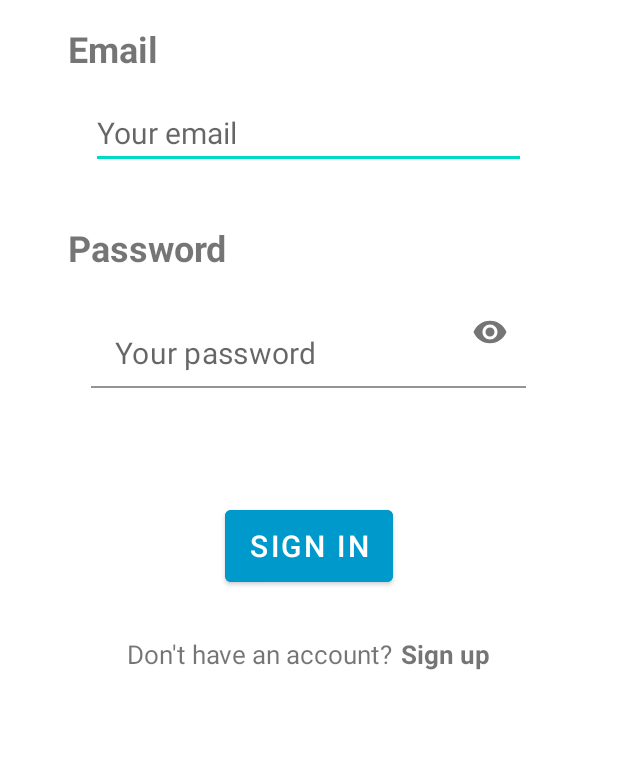
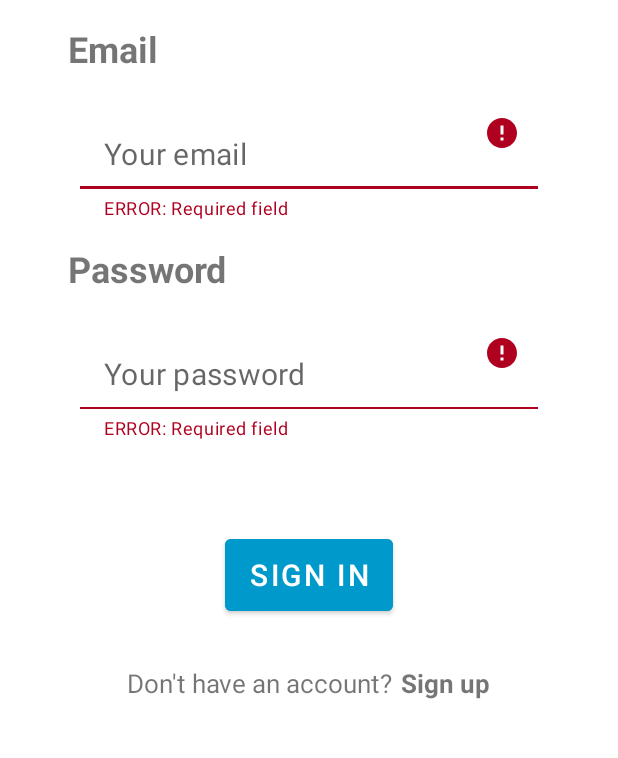
Before and after one commit to danimr99/LaSalle_GTAS2_Android_OpenEvents, an Android app: the screen it shows after launch (LoginActivity), after a tap on "SIGN IN", on a phone screen of 412 x 824 dp, the part 210-968 px from its top. Run offline under Robolectric (Android 15) with nearby library versions, the phone set to English and light mode, and no system bars.

Commit message:
Login improved

```diff
--- a/app/src/main/java/com/openevents/controller/LoginActivity.java
+++ b/app/src/main/java/com/openevents/controller/LoginActivity.java
@@ -3,19 +3,29 @@ package com.openevents.controller;
 import android.content.Intent;
 import android.os.Bundle;
 import android.widget.Button;
-import android.widget.EditText;
 import android.widget.TextView;
 
 import androidx.appcompat.app.AppCompatActivity;
 
+import com.google.android.material.textfield.TextInputEditText;
+import com.google.android.material.textfield.TextInputLayout;
 import com.openevents.R;
 import com.openevents.api.APIManager;
+import com.openevents.api.responses.AuthToken;
+import com.openevents.constants.Constants;
 import com.openevents.model.UserSession;
+import com.openevents.utils.SharedPrefs;
 import com.openevents.utils.ToastNotification;
 
+import retrofit2.Call;
+import retrofit2.Callback;
+import retrofit2.Response;
+
 public class LoginActivity extends AppCompatActivity {
-    private EditText email;
-    private EditText password;
+    private TextInputLayout emailLayout;
+    private TextInputEditText email;
+    private TextInputLayout passwordLayout;
+    private TextInputEditText password;
     private Button signInButton;
     private TextView signUpTextView;
     private APIManager apiManager;
@@ -25,37 +35,101 @@ public class LoginActivity extends AppCompatActivity {
         super.onCreate(savedInstanceState);
         setContentView(R.layout.activity_login);
 
-        // Email EditText
+        // Create an instance of APIManager
+        this.apiManager = APIManager.getInstance();
+
+        // Email input
+        this.emailLayout = findViewById(R.id.emailInputLayout);
         this.email = findViewById(R.id.emailInput);
 
-        // Password EditText
+        // Password input
+        this.passwordLayout = findViewById(R.id.passwordInputLayout);
         this.password = findViewById(R.id.passwordInput);
 
-        // SignInButton
+        // Sign in button
         this.signInButton = findViewById(R.id.signInButton);
         this.signInButton.setOnClickListener(view -> this.attemptSignIn());
 
-        // SignUpTextView
+        // Sign up textview to navigate to RegisterActivity
         this.signUpTextView = findViewById(R.id.signUpText);
         this.signUpTextView.setOnClickListener(view -> {
             Intent intent = new Intent(LoginActivity.this, RegisterActivity.class);
             startActivity(intent);
         });
+    }
 
-        // Create an instance of APIManager
-        this.apiManager = APIManager.getInstance();
+    private boolean checkEmail(String email) {
+        if(email.isEmpty()) {
+            this.emailLayout.setError(this.getText(R.string.requiredFieldError));
+            return false;
+        }
+
+        return true;
+    }
+
+    private boolean checkPassword(String password) {
+        if(password.isEmpty()) {
+            this.passwordLayout.setError(this.getText(R.string.requiredFieldError));
+            return false;
+        }
+
+        return true;
+    }
+
+    private boolean isFormValid(String email, String password) {
+        boolean isEmailValid, isPasswordValid;
+
+        // Reset error on each field in case exists
+        this.emailLayout.setError(null);
+        this.passwordLayout.setError(null);
+
+        // Check if email is valid
+        isEmailValid = this.checkEmail(email);
+
+        // Check if password is valid
+        isPasswordValid = this.checkPassword(password);
+
+        return isEmailValid && isPasswordValid;
     }
 
     private void attemptSignIn() {
+        // Get text from form fields
         String email = this.email.getText().toString();
         String password = this.password.getText().toString();
         UserSession userSession = new UserSession(email, password);
 
-        if(email.isEmpty() || password.isEmpty()) {
-            ToastNotification.showNotification(getApplicationContext(), R.string.formNotFilledError);
-        } else {
+        // Check if all fields are filled and well formed
+        if(this.isFormValid(email, password)) {
             // Attempt login to the API
-            this.apiManager.login(this, userSession);
+            this.apiManager.login(userSession, new Callback<AuthToken>() {
+                @Override
+                public void onResponse(Call<AuthToken> call, Response<AuthToken> response) {
+                    if(response.body() != null) {
+                        if(response.isSuccessful()) {
+                            // Get response body parsing it to AuthToken
+                            AuthToken authToken = response.body();
+
+                            // Save AuthToken to SharedPreferences
+                            SharedPrefs sharedPrefs = SharedPrefs.getInstance(getApplicationContext());
+                            sharedPrefs.addStringEntry(Constants.AUTHENTICATION_TOKEN_SHARED_PREFERENCES,
+                                    authToken.getAccessToken());
+
+                            // Redirect user to HomeActivity
+                            Intent intent = new Intent(LoginActivity.this, MainActivity.class);
+                            startActivity(intent);
+                            finish();
+                        }
+                    } else {
+                        ToastNotification.showNotification(getApplicationContext(),
+                                R.string.invalidCredentialsError);
+                    }
+                }
+
+                @Override
+                public void onFailure(Call<AuthToken> call, Throwable t) {
+                    ToastNotification.showServerConnectionError(getApplicationContext());
+                }
+            });
         }
     }
 }
--- a/app/src/main/res/layout/activity_login.xml
+++ b/app/src/main/res/layout/activity_login.xml
@@ -1,67 +1,79 @@
 <?xml version="1.0" encoding="utf-8"?>
 <LinearLayout xmlns:android="http://schemas.android.com/apk/res/android"
+    xmlns:app="http://schemas.android.com/apk/res-auto"
     android:layout_width="match_parent"
     android:layout_height="match_parent"
-    xmlns:app="http://schemas.android.com/apk/res-auto"
     android:orientation="vertical">
 
     <ImageView
         android:id="@+id/logo"
         android:layout_width="280dp"
         android:layout_height="140dp"
-            android:src="@drawable/open_events_logo"
         android:layout_gravity="center_horizontal"
-            android:contentDescription="@string/openEventsLogoDescription" />
+        android:contentDescription="@string/openEventsLogoDescription"
+        android:src="@drawable/open_events_logo" />
 
     <TextView
         android:id="@+id/emailTitle"
         android:layout_width="wrap_content"
         android:layout_height="wrap_content"
+        android:layout_marginStart="45dp"
         android:layout_marginTop="16dp"
         android:layout_marginBottom="16dp"
         android:text="@string/emailTitleLogin"
         android:textSize="24sp"
-            android:textStyle="bold"
-            android:layout_marginStart="45dp" />
-        <EditText
-            android:id="@+id/emailInput"
-            android:layout_width="290dp"
+        android:textStyle="bold" />
+
+    <com.google.android.material.textfield.TextInputLayout
+        android:id="@+id/emailInputLayout"
+        android:layout_width="305dp"
         android:layout_height="wrap_content"
         android:layout_gravity="center_horizontal"
+        app:boxBackgroundColor="@android:color/transparent"
+        app:errorEnabled="true"
+        app:hintEnabled="false">
+
+        <com.google.android.material.textfield.TextInputEditText
+            android:id="@+id/emailInput"
+            android:layout_width="305dp"
+            android:layout_height="wrap_content"
+            android:layout_gravity="center_horizontal"
+            android:autofillHints=""
             android:hint="@string/emailHintLogin"
-            android:textSize="20sp"
-            android:layout_marginBottom="20dp"
-            android:autofillHints=""
-            android:inputType="textEmailAddress" />
+            android:inputType="textEmailAddress"
+            android:textSize="20sp" />
+    </com.google.android.material.textfield.TextInputLayout>
+
     <TextView
         android:id="@+id/passwordTitle"
         android:layout_width="wrap_content"
         android:layout_height="wrap_content"
+        android:layout_marginStart="45dp"
         android:layout_marginTop="16dp"
         android:layout_marginBottom="16dp"
         android:text="@string/passwordTitleLogin"
         android:textSize="24sp"
-            android:textStyle="bold"
-            android:layout_marginStart="45dp"/>
+        android:textStyle="bold" />
 
     <com.google.android.material.textfield.TextInputLayout
+        android:id="@+id/passwordInputLayout"
         android:layout_width="305dp"
         android:layout_height="wrap_content"
         android:layout_gravity="center_horizontal"
-        android:layout_marginBottom="15dp"
-        app:passwordToggleEnabled="true"
         app:boxBackgroundColor="@android:color/transparent"
-        app:hintEnabled="false">
+        app:errorEnabled="true"
+        app:hintEnabled="false"
+        app:passwordToggleEnabled="true">
 
-        <EditText
+        <com.google.android.material.textfield.TextInputEditText
             android:id="@+id/passwordInput"
-            android:layout_width="290dp"
+            android:layout_width="305dp"
             android:layout_height="wrap_content"
             android:layout_gravity="center_horizontal"
+            android:autofillHints=""
             android:hint="@string/passwordHintLogin"
-            android:textSize="20sp"
-            android:autofillHints=""
-            android:inputType="textPassword" />
+            android:inputType="textPassword"
+            android:textSize="20sp" />
 
     </com.google.android.material.textfield.TextInputLayout>
 
@@ -70,27 +82,27 @@
         android:layout_width="wrap_content"
         android:layout_height="60dp"
         android:layout_gravity="center_horizontal"
+        android:layout_marginTop="60dp"
+        android:backgroundTint="#FF0099CC"
         android:text="@string/signInTitle"
-            android:backgroundTint="#FF0099CC"
         android:textColor="#fff"
-            android:textSize="20sp"
-            android:layout_marginTop="60dp"/>
+        android:textSize="20sp" />
 
     <LinearLayout
         android:layout_width="wrap_content"
         android:layout_height="wrap_content"
-            android:orientation="horizontal"
+        android:layout_gravity="center_horizontal"
+        android:layout_marginVertical="30dp"
         android:layout_marginTop="16dp"
-            android:layout_gravity="center_horizontal"
-            android:layout_marginVertical="30dp">
+        android:orientation="horizontal">
 
         <TextView
             android:id="@+id/notAccountText"
             android:layout_width="wrap_content"
             android:layout_height="wrap_content"
+            android:layout_marginEnd="5sp"
             android:text="@string/notAccountText"
-                android:textSize="17sp"
-                android:layout_marginEnd="5sp" />
+            android:textSize="17sp" />
 
         <TextView
             android:id="@+id/signUpText"
```
Also changed, not shown: app/src/main/java/com/openevents/api/APIManager.java (+3 -46 lines), app/src/main/java/com/openevents/controller/RegisterActivity.java (+72 -72 lines). Lines whose indentation alone changed are shown as unchanged.
